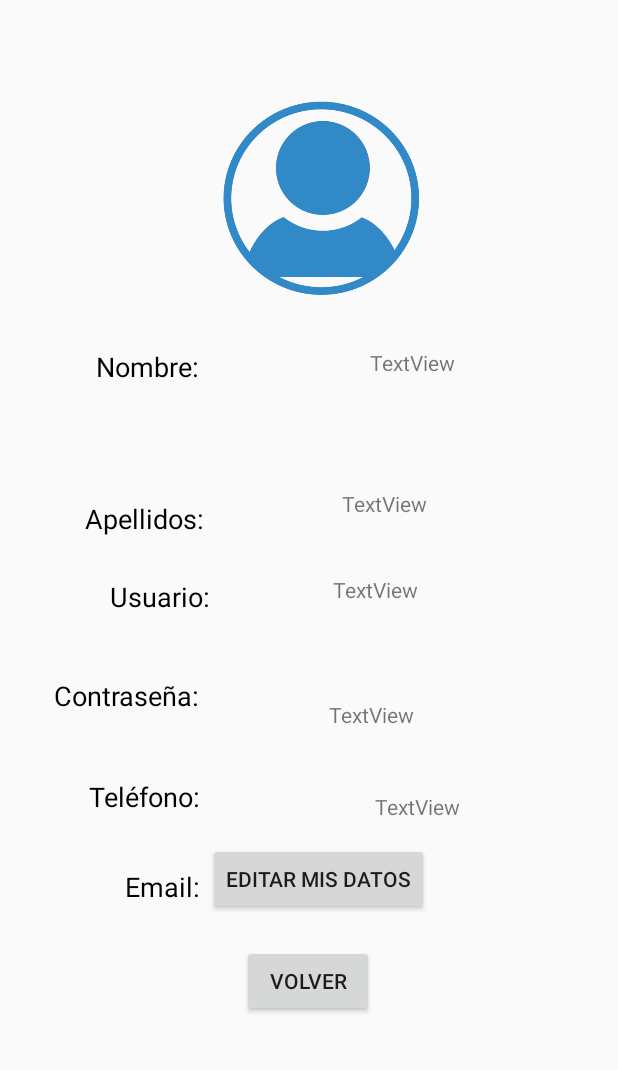
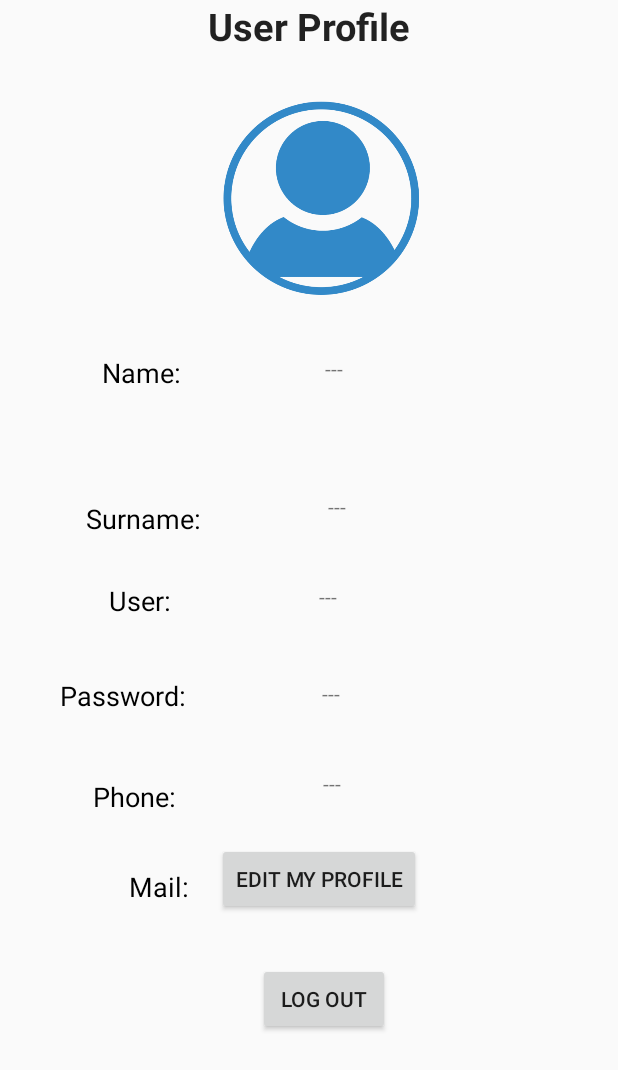
Before and after one commit to EmmaGarciaRodriguez/TourGuideApp, an Android app: the layout fragment_first.xml on its own in the app's theme, with its tools: preview values and no code run, on a phone screen of 412 x 824 dp. Shown: the top 1070 px of the screen. Run offline under Robolectric (Android 15) with nearby library versions, the phone set to English and light mode, and no system bars.

```diff
--- a/app/build.gradle
+++ b/app/build.gradle
@@ -66,5 +66,6 @@ dependencies {
     androidTestImplementation 'androidx.test.ext:junit:1.2.0-alpha01'
     androidTestImplementation 'androidx.test.espresso:espresso-core:<version>'
     androidTestImplementation 'androidx.test.espresso:espresso-intents:<version>'
+    implementation 'com.google.android.gms:play-services-maps:17.0.1'
 
 }
--- a/app/src/main/java/com/example/tourguideapp/Registration.java
+++ b/app/src/main/java/com/example/tourguideapp/Registration.java
@@ -56,8 +56,8 @@ public class Registration extends AppCompatActivity {
                     }).start();
 
                 }else{
-                    String infomessage = getString(R.string.message);
-                    Toast.makeText(getApplicationContext(), infomessage, Toast.LENGTH_SHORT).show();
+                    String infomessage2 = getString(R.string.message2);
+                    Toast.makeText(getApplicationContext(), infomessage2, Toast.LENGTH_SHORT).show();
                 }
 
             }
--- a/app/src/main/res/layout/fragment_first.xml
+++ b/app/src/main/res/layout/fragment_first.xml
@@ -6,6 +6,18 @@
     android:clickable="true"
     android:layout_height="match_parent">
 
+
+    <TextView
+        style="@style/TextAppearance.AppCompat.Headline"
+        android:layout_width="match_parent"
+        android:layout_height="wrap_content"
+        android:layout_margin="20sp"
+        android:text="@string/Title1"
+        android:textAlignment="center"
+        android:textSize="25sp"
+        android:textStyle="bold"
+        tools:layout_editor_absoluteX="20dp"
+        tools:layout_editor_absoluteY="7dp" />
 
     <ImageView
         android:id="@+id/imageView2"
@@ -24,9 +36,9 @@
         android:id="@+id/textView"
         android:layout_width="wrap_content"
         android:layout_height="wrap_content"
-        android:layout_marginStart="64dp"
-        android:layout_marginTop="232dp"
-        android:text="Nombre: "
+        android:layout_marginStart="68dp"
+        android:layout_marginTop="236dp"
+        android:text="@string/name"
         android:textColor="#000"
         android:textSize="18sp"
         app:layout_constraintStart_toStartOf="parent"
@@ -37,7 +49,7 @@
         android:id="@+id/textView2"
         android:layout_width="wrap_content"
         android:layout_height="wrap_content"
-        android:text="Apellidos: "
+        android:text="@string/surname"
         android:textColor="#000"
         android:textSize="18sp"
         app:layout_constraintBottom_toBottomOf="parent"
@@ -51,7 +63,7 @@
         android:id="@+id/textView3"
         android:layout_width="wrap_content"
         android:layout_height="wrap_content"
-        android:text="Teléfono: "
+        android:text="@string/phone"
         android:textColor="#000"
         android:textSize="18sp"
         app:layout_constraintBottom_toBottomOf="parent"
@@ -65,8 +77,8 @@
         android:id="@+id/textView4"
         android:layout_width="wrap_content"
         android:layout_height="wrap_content"
-        android:layout_marginStart="36dp"
-        android:text="Contraseña: "
+        android:layout_marginStart="40dp"
+        android:text="@string/pass"
         android:textColor="#000"
         android:textSize="18sp"
         app:layout_constraintBottom_toBottomOf="parent"
@@ -78,7 +90,7 @@
         android:id="@+id/textView16"
         android:layout_width="wrap_content"
         android:layout_height="wrap_content"
-        android:text="Email: "
+        android:text="@string/mail"
         android:textColor="#000"
         android:textSize="18sp"
         app:layout_constraintBottom_toBottomOf="parent"
@@ -93,54 +105,43 @@
         android:layout_width="wrap_content"
         android:layout_height="wrap_content"
         android:layout_marginTop="356dp"
-        android:text="EDITAR MIS DATOS"
+        android:text="@string/btn1"
         app:layout_constraintEnd_toEndOf="parent"
         app:layout_constraintHorizontal_bias="0.524"
         app:layout_constraintStart_toStartOf="parent"
         app:layout_constraintTop_toBottomOf="@+id/imageView2" />
 
-    <Button
-        android:id="@+id/button5"
-        android:layout_width="wrap_content"
-        android:layout_height="wrap_content"
-        android:layout_marginTop="20dp"
-        android:text="VOLVER"
-        app:layout_constraintBottom_toBottomOf="parent"
-        app:layout_constraintEnd_toEndOf="parent"
-        app:layout_constraintHorizontal_bias="0.498"
-        app:layout_constraintStart_toStartOf="parent"
-        app:layout_constraintTop_toBottomOf="@+id/savebutton"
-        app:layout_constraintVertical_bias="0.0" />
-
     <TextView
         android:id="@+id/textView15"
         android:layout_width="wrap_content"
         android:layout_height="wrap_content"
-        android:text="Usuario:"
+        android:text="@string/user"
         android:textColor="#000"
         android:textSize="18sp"
         app:layout_constraintBottom_toBottomOf="parent"
         app:layout_constraintEnd_toEndOf="parent"
-        app:layout_constraintHorizontal_bias="0.213"
+        app:layout_constraintHorizontal_bias="0.199"
         app:layout_constraintStart_toStartOf="parent"
         app:layout_constraintTop_toTopOf="parent"
-        app:layout_constraintVertical_bias="0.482" />
+        app:layout_constraintVertical_bias="0.485" />
 
     <TextView
         android:id="@+id/tName"
-        android:layout_width="85dp"
-        android:layout_height="24dp"
-        android:layout_marginTop="232dp"
+        android:layout_width="115dp"
+        android:layout_height="22dp"
+        android:layout_marginTop="236dp"
         android:layout_marginEnd="80dp"
-        android:text="TextView"
+        android:text="@string/ansName"
         app:layout_constraintEnd_toEndOf="parent"
+        app:layout_constraintHorizontal_bias="1.0"
+        app:layout_constraintStart_toEndOf="@+id/textView"
         app:layout_constraintTop_toTopOf="parent" />
 
     <TextView
         android:id="@+id/tSurname"
-        android:layout_width="101dp"
-        android:layout_height="31dp"
-        android:text="TextView"
+        android:layout_width="118dp"
+        android:layout_height="26dp"
+        android:text="@string/ansSurname"
         app:layout_constraintBottom_toBottomOf="parent"
         app:layout_constraintEnd_toEndOf="parent"
         app:layout_constraintHorizontal_bias="0.514"
@@ -150,49 +151,62 @@
 
     <TextView
         android:id="@+id/tPhone"
-        android:layout_width="105dp"
-        android:layout_height="27dp"
-        android:text="TextView"
+        android:layout_width="121dp"
+        android:layout_height="30dp"
+        android:text="@string/ansPhone"
         app:layout_constraintBottom_toBottomOf="parent"
         app:layout_constraintEnd_toEndOf="parent"
-        app:layout_constraintHorizontal_bias="0.658"
-        app:layout_constraintStart_toEndOf="@+id/textView15"
+        app:layout_constraintHorizontal_bias="0.555"
+        app:layout_constraintStart_toEndOf="@+id/textView3"
         app:layout_constraintTop_toTopOf="parent"
-        app:layout_constraintVertical_bias="0.663" />
+        app:layout_constraintVertical_bias="0.646" />
 
     <TextView
         android:id="@+id/tPassword"
         android:layout_width="118dp"
         android:layout_height="26dp"
-        android:text="TextView"
+        android:text="@string/ansPass"
         app:layout_constraintBottom_toBottomOf="parent"
         app:layout_constraintEnd_toEndOf="parent"
-        app:layout_constraintHorizontal_bias="0.522"
+        app:layout_constraintHorizontal_bias="0.521"
         app:layout_constraintStart_toEndOf="@+id/textView4"
         app:layout_constraintTop_toTopOf="parent"
-        app:layout_constraintVertical_bias="0.585" />
+        app:layout_constraintVertical_bias="0.567" />
 
     <TextView
         android:id="@+id/tId"
-        android:layout_width="125dp"
-        android:layout_height="31dp"
-        android:text="TextView"
+        android:layout_width="132dp"
+        android:layout_height="26dp"
+        android:text="@string/ansUser"
         app:layout_constraintBottom_toBottomOf="parent"
         app:layout_constraintEnd_toEndOf="parent"
-        app:layout_constraintHorizontal_bias="0.566"
+        app:layout_constraintHorizontal_bias="0.572"
         app:layout_constraintStart_toEndOf="@+id/textView3"
         app:layout_constraintTop_toTopOf="parent"
-        app:layout_constraintVertical_bias="0.484" />
+        app:layout_constraintVertical_bias="0.486" />
 
     <TextView
         android:id="@+id/tEmail"
         android:layout_width="129dp"
         android:layout_height="30dp"
-        android:text="TextView"
+        android:text="@string/ansMail"
         app:layout_constraintBottom_toBottomOf="parent"
         app:layout_constraintEnd_toEndOf="parent"
+        app:layout_constraintHorizontal_bias="0.586"
         app:layout_constraintStart_toEndOf="@+id/textView16"
         app:layout_constraintTop_toTopOf="parent"
-        app:layout_constraintVertical_bias="0.73" />
+        app:layout_constraintVertical_bias="0.721" />
+
+    <Button
+        android:id="@+id/buttonLogOut"
+        android:layout_width="wrap_content"
+        android:layout_height="wrap_content"
+        android:text="@string/logOut"
+        app:layout_constraintBottom_toBottomOf="parent"
+        app:layout_constraintEnd_toEndOf="parent"
+        app:layout_constraintHorizontal_bias="0.53"
+        app:layout_constraintStart_toStartOf="parent"
+        app:layout_constraintTop_toBottomOf="@+id/savebutton"
+        app:layout_constraintVertical_bias="0.191" />
 
 </androidx.constraintlayout.widget.ConstraintLayout>
--- a/app/src/main/res/layout/fragment_second.xml
+++ b/app/src/main/res/layout/fragment_second.xml
@@ -13,7 +13,7 @@
     <TextView
         android:layout_width="match_parent"
         android:layout_height="wrap_content"
-        android:text="Places"
+        android:text="@string/Title2"
         android:textStyle="bold"
         style="@style/TextAppearance.AppCompat.Headline"
         android:textSize="25sp"
--- a/app/src/main/res/layout/fragment_third.xml
+++ b/app/src/main/res/layout/fragment_third.xml
@@ -13,7 +13,7 @@
     <TextView
         android:layout_width="match_parent"
         android:layout_height="wrap_content"
-        android:text="Favourite Places"
+        android:text="@string/Title3"
         android:textStyle="bold"
         style="@style/TextAppearance.AppCompat.Headline"
         android:textSize="25sp"
--- a/app/src/main/res/menu/bottom_navigation.xml
+++ b/app/src/main/res/menu/bottom_navigation.xml
@@ -3,15 +3,15 @@
     <item
         android:id="@+id/firstFragment"
         android:icon="@android:drawable/ic_menu_edit"
-        android:title="Profile"/>
+        android:title="@string/navbar1"/>
 
     <item
         android:id="@+id/secondFragment"
         android:icon="@android:drawable/ic_dialog_map"
-        android:title="Places"/>
+        android:title="@string/navbar2"/>
 
     <item
         android:id="@+id/thirdFragment"
         android:icon="@android:drawable/ic_input_get"
-        android:title="Favorites"/>
+        android:title="@string/navbar3"/>
 </menu>
--- a/app/src/main/res/values/strings.xml
+++ b/app/src/main/res/values/strings.xml
@@ -2,7 +2,7 @@
     <string name="app_name">TourGuideApp</string>
     <string name="hello">Hello word!</string>
     <string name="welcome">Welcome to the tourist guide</string>
-    <string name="start">START</string>
+    <string name="start">Start</string>
     <string name="RegistrationTitle">Register User</string>
     <string name="RegUser">Enter User Id</string>
     <string name="RegPass">Enter Password</string>
@@ -15,6 +15,30 @@
     <string name="English">English</string>
     <string name="LoginTitle">Login User</string>
     <string name="message">User registered!</string>
+    <string name="message2">Fill all fields!</string>
+    <string name="message3">Invalid credentials!</string>
+    <string name="name">"Name: "</string>
+    <string name="surname">"Surname: "</string>
+    <string name="user">"User: "</string>
+    <string name="pass">"Password: "</string>
+    <string name="phone">"Phone: "</string>
+    <string name="mail">"Mail: "</string>
+    <string name="btn1">Edit my profile</string>
+    <string name="ansName">---</string>
+    <string name="ansSurname">---</string>
+    <string name="ansUser">---</string>
+    <string name="ansPass">---</string>
+    <string name="ansPhone">---</string>
+    <string name="ansMail">---</string>
+    <string name="logOut">Log Out</string>
+    <string name="Title1">User Profile</string>
+    <string name="Title3">Favourite Places</string>
+    <string name="Title2">Places</string>
+    <string name="navbar1">Profile</string>
+    <string name="navbar2">Places</string>
+    <string name="navbar3">Favourites</string>
+    <string name="btnMap">See Map</string>
+    <string name="btnComments">Comments</string>
 
     <!-- TODO: Remove or change this placeholder text -->
 
```
Also changed, not shown: app/src/main/AndroidManifest.xml (+9 -0 lines), app/src/main/java/com/example/tourguideapp/FirstFragment.java (+11 -0 lines), app/src/main/java/com/example/tourguideapp/HomeScreen.java (+39 -1 lines), app/src/main/java/com/example/tourguideapp/Login.java (+5 -2 lines), app/src/main/java/com/example/tourguideapp/MainActivity.java (+9 -7 lines), app/src/main/java/com/example/tourguideapp/MapActivity.java (added, +53 -0 lines), app/src/main/java/com/example/tourguideapp/PlaceDetails.java (+32 -2 lines), app/src/main/java/com/example/tourguideapp/SecondFragment.java (+6 -3 lines), app/src/main/res/layout/activity_place_details.xml (+23 -10 lines), app/src/main/res/layout/map.xml (added, +12 -0 lines), 2 other files.
